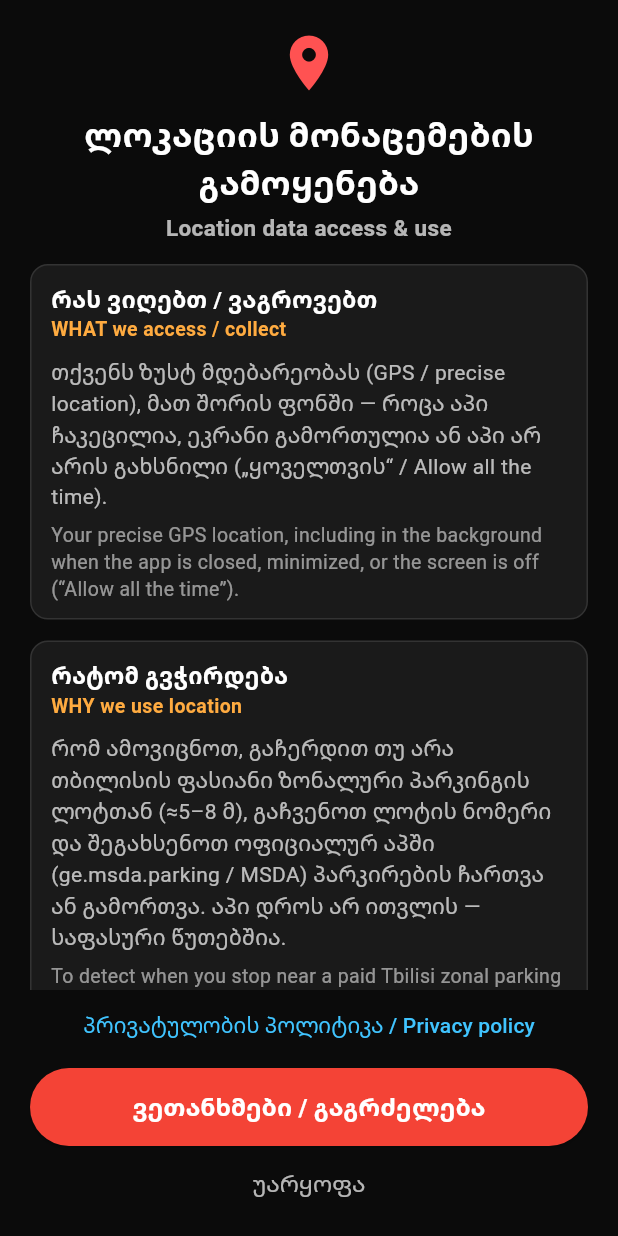
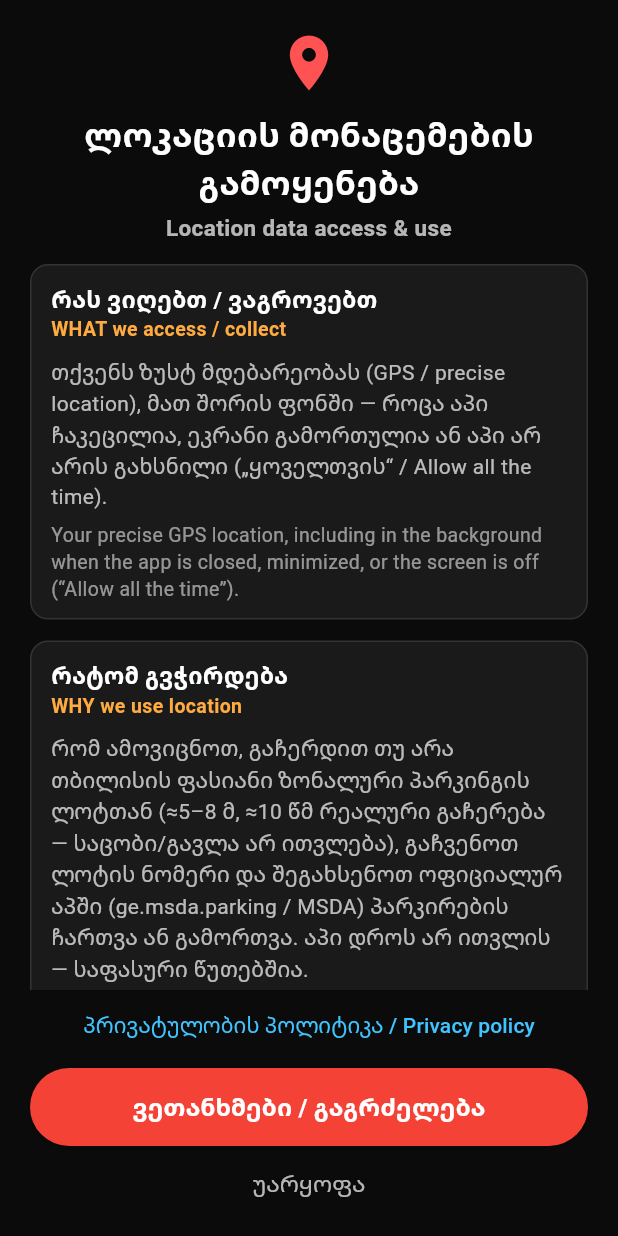
Before and after one commit to lukametr/parking_reminder, a Flutter app: the screen it shows after launch, on a phone screen of 412 x 824 dp. Run offline on Flutter 3.47's test engine with Material 3 defaults, Android fonts, the phone set to English and light mode, and no system bars; our stand-ins replace cloud_firestore, firebase_core, firebase_crashlytics, firebase_remote_config, flutter_local_notifications, geolocator and 4 more; missing offline and left inert: android_intent_plus, external_app_launcher; accounts and stored records are empty; network calls fail.

Commit message:
Banner-only ads and 10s parking dwell (1.1.14+20)
Remove interstitial on Services open; use Standard Banner
ca-app-pub-…/5359269234. Raise stationary dwell 5s→10s so
traffic crawl/brief stops are not treated as parking. Keep
AD_ID, targetSdk 36, nearest-lot 8m and decline cooldown.

Co-authored-by: lukametr <lukametr@gmail.com>

```diff
--- a/lib/screens/location_disclosure_screen.dart
+++ b/lib/screens/location_disclosure_screen.dart
@@ -74,14 +74,16 @@ class LocationDisclosureScreen extends StatelessWidget {
                           titleEn: 'WHY we use location',
                           bodyKa:
                               'რომ ამოვიცნოთ, გაჩერდით თუ არა თბილისის ფასიანი '
-                              'ზონალური პარკინგის ლოტთან (≈5–8 მ), გაჩვენოთ ლოტის ნომერი '
+                              'ზონალური პარკინგის ლოტთან (≈5–8 მ, ≈10 წმ რეალური გაჩერება — '
+                              'საცობი/გავლა არ ითვლება), გაჩვენოთ ლოტის ნომერი '
                               'და შეგახსენოთ ოფიციალურ აპში (ge.msda.parking / MSDA) '
                               'პარკირების ჩართვა ან გამორთვა. აპი დროს არ ითვლის — '
                               'საფასური წუთებშია.',
                           bodyEn:
-                              'To detect when you stop near a paid Tbilisi zonal parking '
-                              'lot (~5–8 m), show the lot number, and remind you to start '
-                              'or stop parking in the official MSDA app (ge.msda.parking). '
+                              'To detect when you really stop (~10 s, not traffic crawl) '
+                              'near a paid Tbilisi zonal parking lot (~5–8 m), show the lot '
+                              'number, and remind you to start or stop parking in the '
+                              'official MSDA app (ge.msda.parking). '
                               'We do not run a billing countdown.',
                         ),
                         _section(
--- a/lib/utils/lot_prompt_policy.dart
+++ b/lib/utils/lot_prompt_policy.dart
@@ -1,6 +1,6 @@
 import 'lot_index.dart';
 
-/// Stay-prompt rules: 5s dwell is applied by the caller; this class is
+/// Stay-prompt rules: 10s dwell is applied by the caller; this class is
 /// global 10-minute cooldown + same-lot silence until the user leaves.
 class LotPromptPolicy {
   LotPromptPolicy({
--- a/lib/utils/stationary_detector.dart
+++ b/lib/utils/stationary_detector.dart
@@ -1,14 +1,14 @@
 import 'lot_index.dart';
 
 /// Gating for "parked": low speed, small displacement, settle time.
-/// Native Activity Recognition is the primary battery signal; this is for
-/// Dart session reminders and unit tests.
+/// Default 10s filters pass-by, brief stops, and traffic-jam crawl —
+/// only a real ~10s stop should count. Native FGS uses the same dwell.
 class StationaryDetector {
   StationaryDetector({
     this.maxAccuracyMeters = 48,
     this.maxSpeedMps = 2.8,
     this.moveThresholdM = 22,
-    this.settle = const Duration(seconds: 5),
+    this.settle = const Duration(seconds: 10),
   });
 
   final double maxAccuracyMeters;
--- a/pubspec.yaml
+++ b/pubspec.yaml
@@ -1,7 +1,7 @@
 name: parking_reminder
 description: თბილისის ზონალური პარკინგის შეხსენება.
 publish_to: 'none'
-version: 1.1.11+16
+version: 1.1.14+20
 
 environment:
   sdk: '>=3.7.0 <4.0.0'
```
Also changed, not shown: lib/config/ad_config.dart (+13 -20 lines), lib/screens/splash_screen.dart (+0 -36 lines), pubspec.lock, 8 other files.
